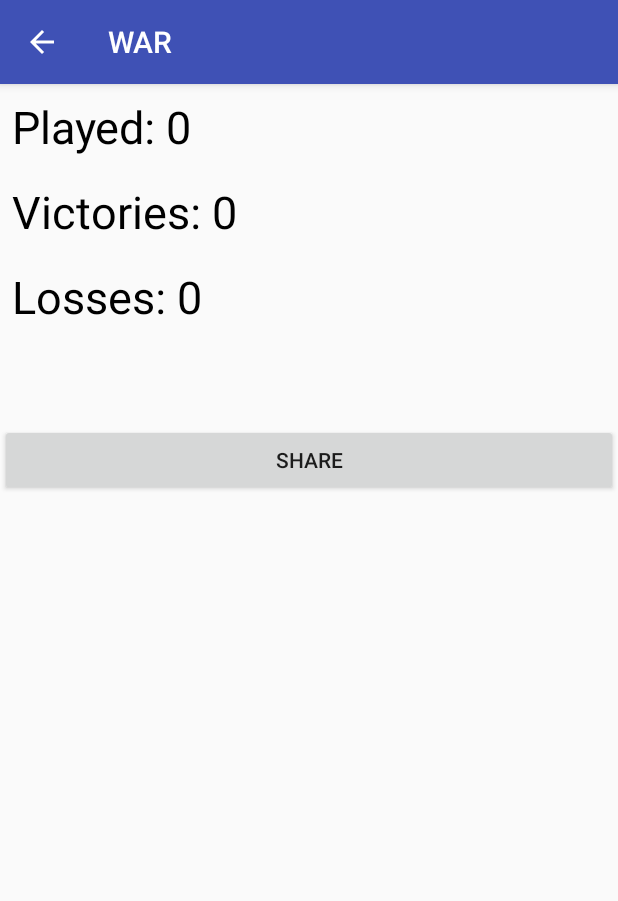
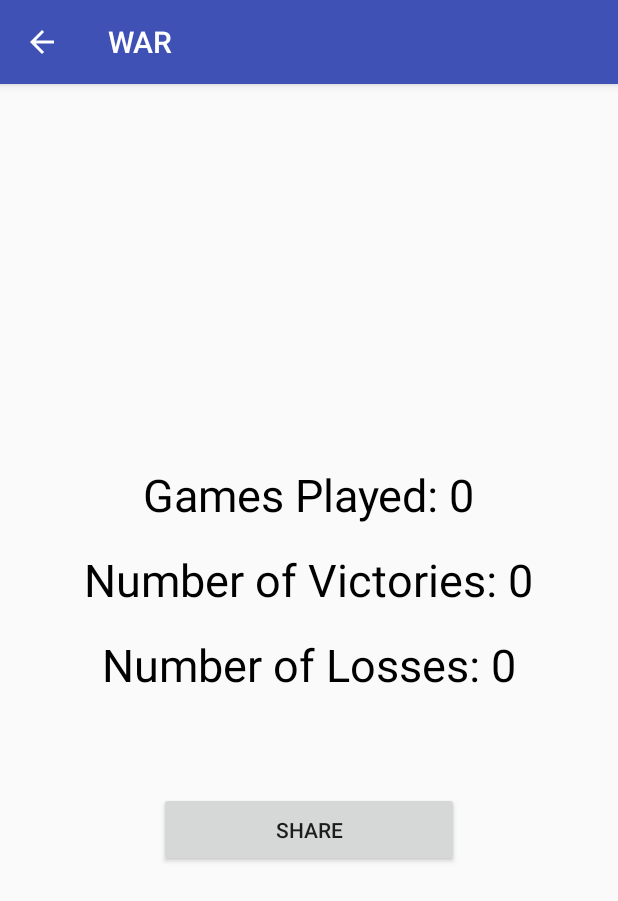
Before and after one commit to OSU-CS492-W18/final-project-team-6, an Android app: the StatsActivity screen opened directly, with no data from a screen before it, on a phone screen of 412 x 824 dp. Shown: the top 901 px of the screen. Run offline under Robolectric (Android 15) with nearby library versions, the phone set to English and light mode, and no system bars; network calls fail.

Commit message:
Made stats a lil more purdy

```diff
--- a/app/src/main/java/com/example/me/war/StatsActivity.java
+++ b/app/src/main/java/com/example/me/war/StatsActivity.java
@@ -132,22 +132,22 @@ public class StatsActivity extends AppCompatActivity {
         int mloss = mRetainedFragment.getData().loss;
         int mgamesplayed = mRetainedFragment.getData().GamesPlayed;
         if(mwin > 0 ){
-            mWinsTV.setText("Victories: " + mwin);
+            mWinsTV.setText("Number of Victories: " + mwin);
         }
         else{
-            mWinsTV.setText("Victories: " + 0);
+            mWinsTV.setText("Number of Victories: " + 0);
         }
         if(mloss > 0 ){
-            mLossesTV.setText("Losses: " + mloss);
+            mLossesTV.setText("Number of Losses: " + mloss);
         }
         else{
-            mLossesTV.setText("Losses: " + 0);
+            mLossesTV.setText("Number of Losses: " + 0);
         }
         if(mgamesplayed > 0 ){
-            mGamesPlayedTV.setText("Played: " + mgamesplayed);
+            mGamesPlayedTV.setText("Games Played: " + mgamesplayed);
         }
         else{
-            mGamesPlayedTV.setText("Played: " + 0);
+            mGamesPlayedTV.setText("Games Played: " + 0);
         }
     }
 }
--- a/app/src/main/res/layout/activity_stats.xml
+++ b/app/src/main/res/layout/activity_stats.xml
@@ -4,7 +4,8 @@
     xmlns:tools="http://schemas.android.com/tools"
     android:layout_width="match_parent"
     android:layout_height="match_parent"
-    android:orientation="vertical">
+    android:orientation="vertical"
+    android:gravity="center">
     tools:context="com.example.me.war.PlayActivity">
 
     <TextView
@@ -40,10 +41,11 @@
         android:textColor="#000"/>
 
     <Button
-
         android:id="@+id/share_btn"
-        android:layout_width="match_parent"
-        android:layout_height="wrap_content"
+        android:gravity="center"
+        android:orientation="horizontal"
+        android:layout_width="200dp"
+        android:layout_height="50dp"
         android:text="Share" />
 
 
```
Also changed, not shown: 972 other files.
